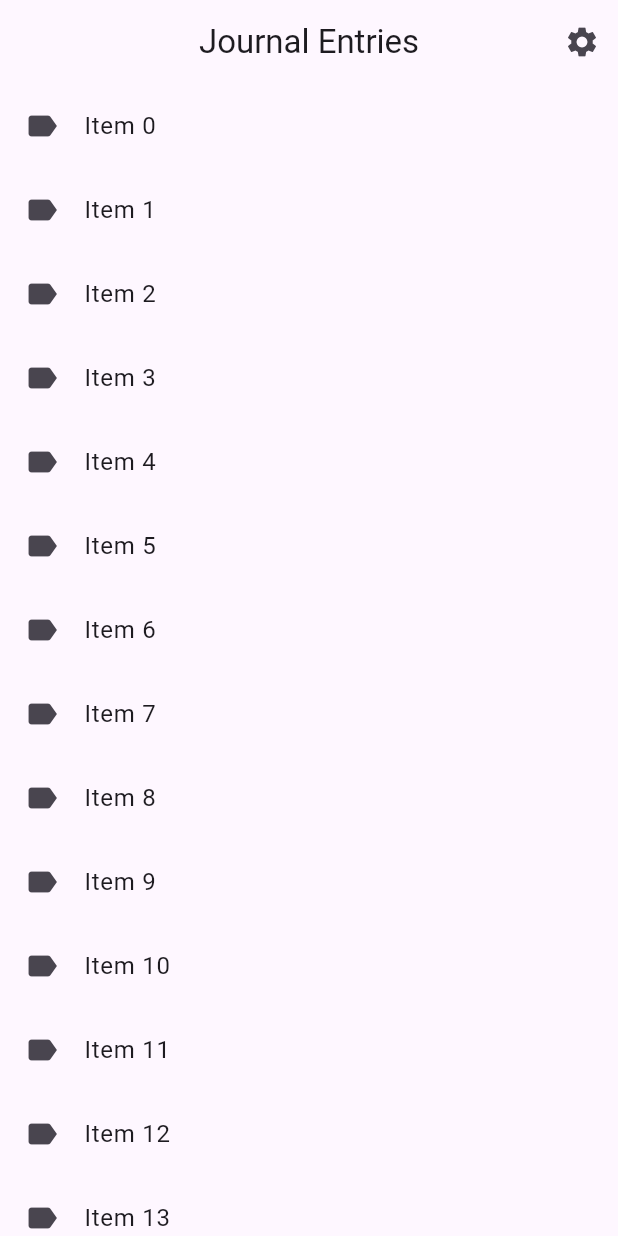
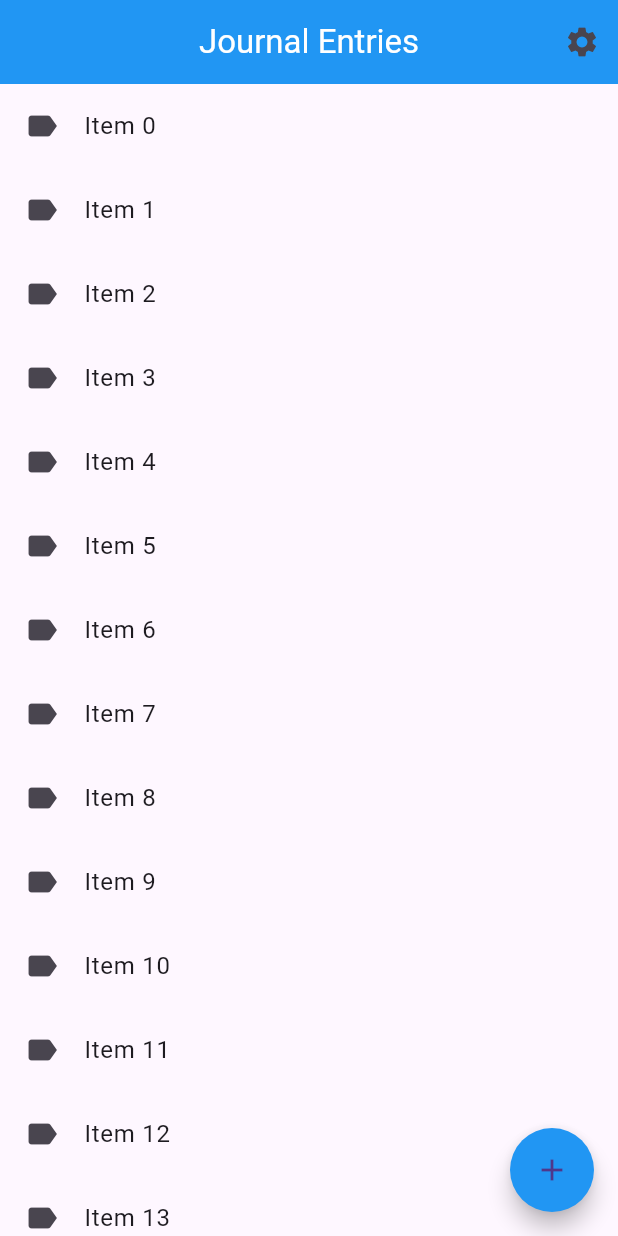
Before and after one commit to Daltonshults/CS492_project_4, a Flutter app: the screen it shows after launch, on a phone screen of 412 x 824 dp. Run offline on Flutter 3.47's test engine with Material 3 defaults, Android fonts, the phone set to English and light mode, and no system bars; our stand-ins replace shared_preferences.

Commit message:
Light, and darkmode working between both new and home views.

```diff
--- a/lib/main.dart
+++ b/lib/main.dart
@@ -1,5 +1,8 @@
 import 'package:flutter/material.dart';
 import 'package:shared_preferences/shared_preferences.dart';
+import 'package:flutter/cupertino.dart';
+
+import './views/FormPage.dart';
 
 void main() => runApp(MyApp());
 
@@ -9,6 +12,87 @@ class MyApp extends StatefulWidget {
 }
 
 class _MyAppState extends State<MyApp> {
+  bool? _isSwitched;
+  ThemeData? _themeData;
+
+  @override
+  void initState() {
+    super.initState();
+    _loadSwitchPreferences().then((value) {
+      setState(() {
+        _isSwitched = value;
+        _themeData = _isSwitched! ? darkTheme() : lightTheme();
+      });
+    });
+  }
+
+  ThemeData lightTheme() {
+    return ThemeData(
+      brightness: Brightness.light,
+      primaryColor: Colors.blue,
+    );
+  }
+
+  ThemeData darkTheme() {
+    return ThemeData(
+      brightness: Brightness.dark,
+      primaryColor: Colors.lightBlue[800],
+    );
+  }
+
+  @override
+  Widget build(BuildContext context) {
+    if (_isSwitched == null) {
+      return MaterialApp(home: Scaffold(body: CircularProgressIndicator()));
+    }
+    return MaterialApp(
+      title: 'Journal App',
+      theme: _themeData,
+      home: MyHomePage(_isSwitched!),
+    );
+  }
+
+  Future<bool> _loadSwitchPreferences() async {
+    SharedPreferences prefs = await SharedPreferences.getInstance();
+    return prefs.getBool('darkMode') ?? false;
+  }
+}
+// class _MyAppState extends State<MyApp> {
+//   @override
+//   Widget build(BuildContext context) {
+//     return MaterialApp(
+//       title: 'Journal App',
+//       theme: lightTheme(),
+//       darkTheme: darkTheme(),
+//       home: MyHomePage(),
+//     );
+//   }
+
+//   ThemeData lightTheme() {
+//     return ThemeData(
+//       brightness: Brightness.light,
+//       primaryColor: Colors.blue,
+//     );
+//   }
+
+//   ThemeData darkTheme() {
+//     return ThemeData(
+//       brightness: Brightness.dark,
+//       primaryColor: Colors.lightBlue[800],
+//     );
+//   }
+// }
+
+class MyHomePage extends StatefulWidget {
+  bool? _isSwitched;
+
+  MyHomePage(this._isSwitched);
+
+  @override
+  _MyHomePage createState() => _MyHomePage();
+}
+
+class _MyHomePage extends State<MyHomePage> {
   final GlobalKey<ScaffoldState> _scaffoldKey = GlobalKey<ScaffoldState>();
   bool? _isSwitched;
 
@@ -57,14 +141,29 @@ class _MyAppState extends State<MyApp> {
             },
           ),
           endDrawer: _endDrawer(context),
-      ),
+          floatingActionButton: FloatingActionButton(
+            onPressed: () {
+              Navigator.push(
+                context,
+                CupertinoPageRoute(builder: (context) => NewPage(_isSwitched)),
+              );
+              // Add your onPressed code here!
+            },
+            child: Icon(Icons.add),
+            backgroundColor: Colors.blue,
+            shape: CircleBorder(),
+          )),
     );
   }
 
   AppBar _journalAppBar() {
     return AppBar(
       centerTitle: true,
-      title: const Text('Journal Entries'),
+      backgroundColor: Colors.blue,
+      title: const Text(
+        'Journal Entries',
+        style: TextStyle(color: Colors.white),
+      ),
       actions: <Widget>[
         IconButton(
           icon: const Icon(Icons.settings),
@@ -149,12 +248,6 @@ class _MyAppState extends State<MyApp> {
     await prefs.setBool('darkMode', value);
   }
 
-  // Future<void> _loadSwitchPreferences() async {
-  //   SharedPreferences prefs = await SharedPreferences.getInstance();
-  //   setState(() {
-  //     _isSwitched = prefs.getBool('darkMode') ?? false;
-  //   });
-  // }
   Future<bool> _loadSwitchPreferences() async {
     SharedPreferences prefs = await SharedPreferences.getInstance();
     return prefs.getBool('darkMode') ?? false;
```
Also changed, not shown: lib/views/FormPage.dart (added, +25 -0 lines). Lines whose indentation alone changed are shown as unchanged.
